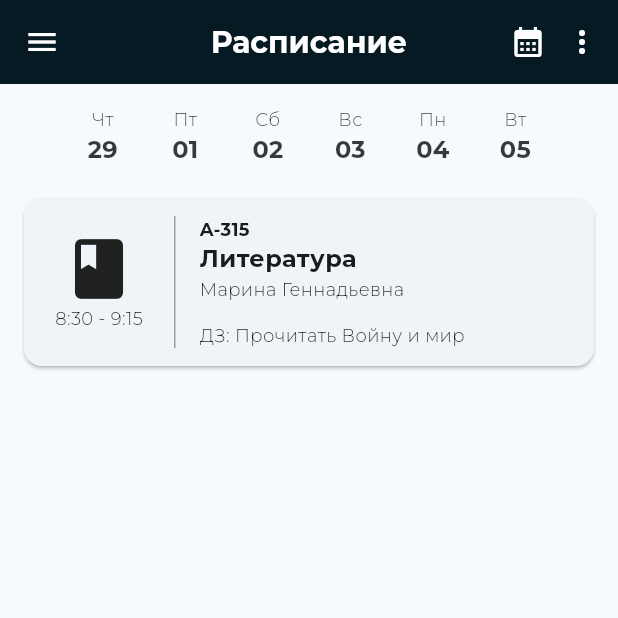
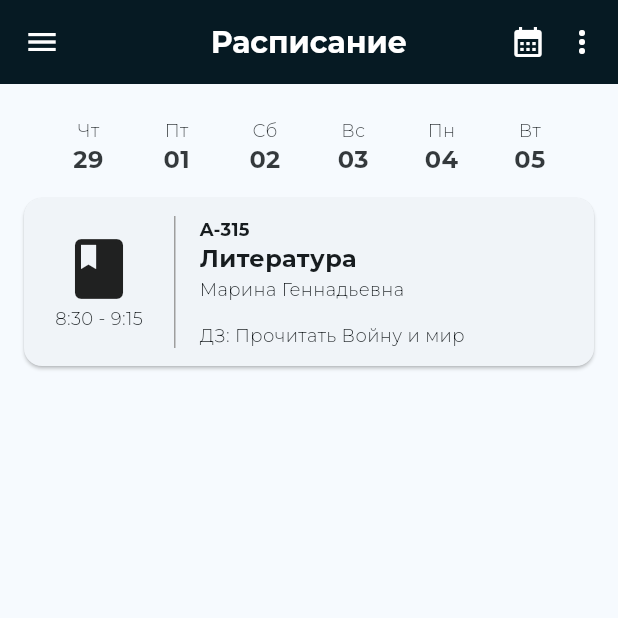
Before and after one commit to gabralava/school_manager, a Flutter app: the TimetableScreen screen opened directly, on a phone screen of 412 x 824 dp, the top half of it. Run offline on Flutter 3.47's test engine with Material 3 defaults, Android fonts, the phone set to English and light mode, and no system bars; project files that could hold a hidden picture were left out.

Commit message:
Made weekly widget response on screen size

```diff
--- a/lib/presentation/timetable_page.dart
+++ b/lib/presentation/timetable_page.dart
@@ -80,8 +80,8 @@ class _TimetableScreenState extends State<TimetableScreen> {
               ),
             ),
             Padding(
-              padding: EdgeInsets.only(
-                  top: 12, left: 24, right: 24, bottom: 12),
+              padding:
+                  EdgeInsets.only(top: 12, left: 24, right: 24, bottom: 12),
               child: Column(
                 children: [
                   Row(
@@ -246,20 +246,21 @@ class ScheduleWidget extends StatelessWidget {
 class DayWidget extends StatelessWidget {
   final int daysToAdd;
   final Map<String, String> weekDays = const {
-    'Mon' : 'Пн',
-    'Tue' : 'Вт',
-    'Wed' : 'Ср',
-    'Thu' : 'Чт',
-    'Fri' : 'Пт',
-    'Sat' : 'Сб',
-    'Sun' : 'Вс',
+    'Mon': 'Пн',
+    'Tue': 'Вт',
+    'Wed': 'Ср',
+    'Thu': 'Чт',
+    'Fri': 'Пт',
+    'Sat': 'Сб',
+    'Sun': 'Вс',
   };
 
   const DayWidget({Key? key, this.daysToAdd = 0}) : super(key: key);
 
   // Переделывает английский формат даты на русский
-  String convertDateToRussian(daysToAdd, weekDays){
-    String todaysDate = DateFormat('EEE').format(DateTime.now().add(Duration(days: daysToAdd)));
+  String convertDateToRussian(daysToAdd, weekDays) {
+    String todaysDate =
+        DateFormat('EEE').format(DateTime.now().add(Duration(days: daysToAdd)));
     return weekDays[todaysDate];
   }
 
@@ -272,9 +273,11 @@ class DayWidget extends StatelessWidget {
     DateTime targetDate = now.add(Duration(days: daysToAdd));
 
     return Column(
+      mainAxisAlignment: MainAxisAlignment.center,
       children: [
         Text(
-          convertDateToRussian(daysToAdd, weekDays), // 'EEE' формаconst т для вывода дня недели (например, 'Пн')
+          convertDateToRussian(daysToAdd,
+              weekDays), // 'EEE' формаconst т для вывода дня недели (например, 'Пн')
           style: const TextStyle(
             fontFamily: 'Montserrat',
             fontWeight: FontWeight.w400,
@@ -309,9 +312,14 @@ class _WeeklyWidgetState extends State<WeeklyWidget> {
 
   @override
   Widget build(BuildContext context) {
-    return ToggleButtons(
-      borderColor: Colors.transparent,
-      constraints: const BoxConstraints.expand(height: 54, width: 54),
+    final buttonWidth = MediaQuery.of(context).size.width / 7;
+    return Row(
+      mainAxisAlignment: MainAxisAlignment.center,
+      children: [
+        // TODO: Переделать onPressed отображение
+        ToggleButtons(
+          constraints: BoxConstraints.expand(height: 60, width: buttonWidth),
+          renderBorder: false,
           isSelected: isSelected,
           onPressed: (index) {
             setState(() {
@@ -324,12 +332,26 @@ class _WeeklyWidgetState extends State<WeeklyWidget> {
 
           // TODO: Сделать builder дат
           children: const [
-        DayWidget(daysToAdd: 0,),
-        DayWidget(daysToAdd: 1,),
-        DayWidget(daysToAdd: 2,),
-        DayWidget(daysToAdd: 3,),
-        DayWidget(daysToAdd: 4,),
-        DayWidget(daysToAdd: 5,),
+            DayWidget(
+              daysToAdd: 0,
+            ),
+            DayWidget(
+              daysToAdd: 1,
+            ),
+            DayWidget(
+              daysToAdd: 2,
+            ),
+            DayWidget(
+              daysToAdd: 3,
+            ),
+            DayWidget(
+              daysToAdd: 4,
+            ),
+            DayWidget(
+              daysToAdd: 5,
+            ),
+          ],
+        ),
       ],
     );
   }
```
Lines whose indentation alone changed are shown as unchanged.
